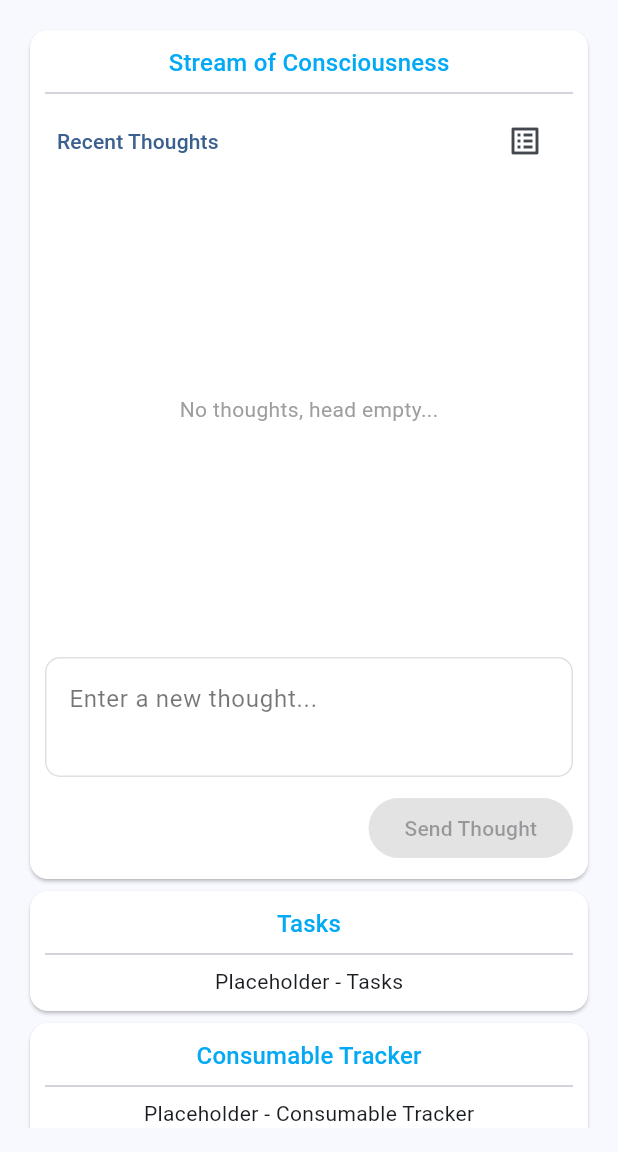
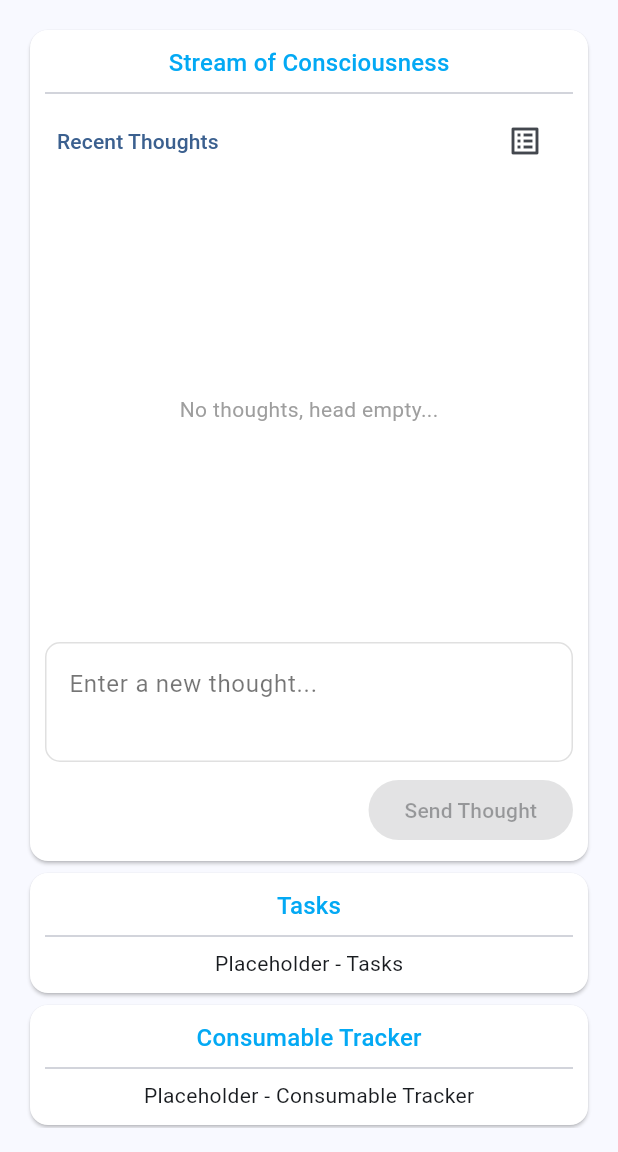
Before and after one commit to VanillaDevelop/cockpit, a Flutter app: the screen it shows once a user with an empty profile is signed in, on a phone screen of 412 x 824 dp, the part 84-1236 px from its top. Run offline on Flutter 3.47's test engine with Material 3 defaults, Android fonts, the light colour scheme and no system bars; our stand-ins replace another_flushbar, cloud_firestore, firebase_auth, firebase_core, flutter_dotenv; missing offline and left inert: firebase_ui_auth, firebase_ui_oauth_google; accounts and stored records are empty; statements that could not run were skipped.

Commit message:
Bunch more refactoring and cleanup

```diff
--- a/lib/components/app_scaffold.dart
+++ b/lib/components/app_scaffold.dart
@@ -1,14 +1,13 @@
 import 'package:firebase_auth/firebase_auth.dart';
 import 'package:flutter/material.dart';
 
+// A simple app scaffold that provides a consistent header for the main content
 class AppScaffold extends StatefulWidget {
   final Widget body;
-  final bool constrainHeight;
 
   const AppScaffold({
     super.key,
     required this.body,
-    this.constrainHeight = false,
   });
 
   @override
@@ -35,22 +34,9 @@ class _AppScaffoldState extends State<AppScaffold> {
       appBar: buildAppBar(context),
       body: Padding(
         padding: const EdgeInsets.all(16.0),
-        //On certain screens, we want to constrain the height of the body to the screen height
-        child: widget.constrainHeight
-            ? wrapWithHeightConstraint(widget.body)
-            : widget.body,
+        child: widget.body,
       ),
     );
-  }
-
-  // Wraps the child in a SizedBox with a height constraint
-  Widget wrapWithHeightConstraint(Widget child) {
-    return LayoutBuilder(builder: (context, constraints) {
-      return SizedBox(
-        height: constraints.maxHeight,
-        child: child,
-      );
-    });
   }
 
   // Builds the app bar
@@ -93,7 +79,7 @@ class _AppScaffoldState extends State<AppScaffold> {
   // Builds the trailing part of the app bar
   Text buildTrailingBar(BuildContext context) {
     return Text(
-      'Logged in as ${FirebaseAuth.instance.currentUser?.displayName ?? 'User'}',
+      'Logged in as ${FirebaseAuth.instance.currentUser?.displayName ?? 'unknown user'}',
       style: Theme.of(context).textTheme.titleMedium?.copyWith(
             color: Theme.of(context).colorScheme.onPrimary,
           ),
--- a/lib/components/feature_card.dart
+++ b/lib/components/feature_card.dart
@@ -1,30 +1,23 @@
 import 'package:flutter/material.dart';
 
+// A simple component that wraps a widget in a card with a title
 class FeatureCard extends StatelessWidget {
   final Widget child;
-  final Color color;
   final String title;
-  final bool constrainHeight;
 
   const FeatureCard({
     super.key,
     required this.child,
     required this.title,
-    this.color = Colors.white,
-    this.constrainHeight = false,
   });
 
   @override
   Widget build(BuildContext context) {
-    return LayoutBuilder(builder: (context, constraints) {
-      return SizedBox(
-        height: constrainHeight ? constraints.maxHeight : null,
-        child: Card(
-          color: color,
+    return Card(
+      color: Colors.white,
       child: Padding(
         padding: const EdgeInsets.all(10.0),
         child: Column(
-              mainAxisSize: MainAxisSize.min,
           children: [
             Text(
               title,
@@ -33,12 +26,10 @@ class FeatureCard extends StatelessWidget {
                   ),
             ),
             const Divider(),
-                constrainHeight ? Expanded(child: child) : child,
+            child
           ],
         ),
       ),
-        ),
     );
-    });
   }
 }
--- a/lib/components/responsive_grid.dart
+++ b/lib/components/responsive_grid.dart
@@ -1,6 +1,7 @@
 import 'package:flutter/material.dart';
 import 'package:flutter_staggered_grid_view/flutter_staggered_grid_view.dart';
 
+// A responsive grid that adjusts the number of columns based on the screen width
 class ResponsiveGrid extends StatelessWidget {
   final List<Widget> children;
   final double tabletBreakpoint;
@@ -8,17 +9,19 @@ class ResponsiveGrid extends StatelessWidget {
   final int mobileColumns;
   final int tabletColumns;
   final int desktopColumns;
-  final bool constrainHeight;
+  //If true, assigns a fixed size box to each child based on the screen height
+  //If false, the grid may overflow the current screen height
+  final bool adjustToScreenHeight;
 
   const ResponsiveGrid({
     super.key,
     required this.children,
+    required this.adjustToScreenHeight,
     this.tabletBreakpoint = 768,
     this.desktopBreakpoint = 1024,
     this.mobileColumns = 1,
     this.tabletColumns = 2,
     this.desktopColumns = 3,
-    this.constrainHeight = false,
   });
 
   @override
@@ -36,17 +39,20 @@ class ResponsiveGrid extends StatelessWidget {
           columns = desktopColumns;
         }
 
+        final int rows = (children.length / columns).ceil();
+        final double? height =
+            adjustToScreenHeight ? constraints.maxHeight / rows : null;
+
         return AlignedGridView.count(
-            shrinkWrap: constrainHeight,
           crossAxisCount: columns,
           itemCount: children.length,
           itemBuilder: (context, index) {
-              final int rows = (children.length / columns).ceil();
             return SizedBox(
-                height: constrainHeight ? constraints.maxHeight / rows : null,
+              height: height,
               child: children[index],
             );
-            });
+          },
+        );
       },
     );
   }
--- a/lib/features/stream_of_consciousness/consciousness_summary_card.dart
+++ b/lib/features/stream_of_consciousness/consciousness_summary_card.dart
@@ -1,4 +1,4 @@
-import 'package:cockpit/features/stream_of_consciousness/thought_history.dart';
+import 'package:cockpit/features/stream_of_consciousness/recent_thoughts.dart';
 import 'package:cockpit/features/stream_of_consciousness/thought_input.dart';
 import 'package:cockpit/models/stream_of_consciousness/thought.dart';
 import 'package:cockpit/utils/firestore.dart';
@@ -15,8 +15,8 @@ class ConsciousnessSummaryCard extends StatefulWidget {
 
 class _ConsciousnessSummaryCardState extends State<ConsciousnessSummaryCard> {
   // Thought history manages the list of thoughts so that it can handle the animation when a thought is added
-  final GlobalKey<ThoughtHistoryState> _thoughtHistoryKey =
-      GlobalKey<ThoughtHistoryState>();
+  final GlobalKey<RecentThoughtsState> _thoughtHistoryKey =
+      GlobalKey<RecentThoughtsState>();
 
   @override
   void initState() {
@@ -37,7 +37,7 @@ class _ConsciousnessSummaryCardState extends State<ConsciousnessSummaryCard> {
     return Column(
       crossAxisAlignment: CrossAxisAlignment.start,
       children: [
-        ThoughtHistory(key: _thoughtHistoryKey),
+        RecentThoughts(key: _thoughtHistoryKey),
         ThoughtInput(onThoughtAdded: _onThoughtAdded),
       ],
     );
--- a/lib/features/stream_of_consciousness/thought_history.dart
+++ b/lib/features/stream_of_consciousness/recent_thoughts.dart
@@ -3,16 +3,16 @@ import 'package:flutter/material.dart';
 import 'package:cockpit/features/stream_of_consciousness/thought_card.dart';
 
 // This component is used to display the last 3 thoughts overall, and to take in new input with an animation.
-class ThoughtHistory extends StatefulWidget {
-  const ThoughtHistory({
+class RecentThoughts extends StatefulWidget {
+  const RecentThoughts({
     super.key,
   });
 
   @override
-  ThoughtHistoryState createState() => ThoughtHistoryState();
+  RecentThoughtsState createState() => RecentThoughtsState();
 }
 
-class ThoughtHistoryState extends State<ThoughtHistory> {
+class RecentThoughtsState extends State<RecentThoughts> {
   final GlobalKey<AnimatedListState> _listKey = GlobalKey<AnimatedListState>();
   //This is the list of thoughts that is currently being displayed
   final List<Thought> _thoughts = [];
@@ -23,13 +23,9 @@ class ThoughtHistoryState extends State<ThoughtHistory> {
   }
 
   void addThought(Thought thought) {
-    //If list of thoughts is empty, set state so that the animated list displays
-    if (_thoughts.isEmpty) {
-      setState(() {});
-    }
-
-    //remove the oldest thought if the list is longer than 2
-    if (_thoughts.length > 2) {
+    //remove the oldest thought if the list already contains 3 thoughts
+    if (_thoughts.length == 3) {
+      //Remove without an animation, so that we can see the new thought appear
       _listKey.currentState?.removeItem(
           0, (context, animation) => ThoughtCard(thought: _thoughts[0]),
           duration: const Duration(milliseconds: 0));
@@ -37,11 +33,18 @@ class ThoughtHistoryState extends State<ThoughtHistory> {
       _thoughts.removeAt(0);
     }
 
+    //Add the new thought to the list
     _thoughts.add(thought);
+    //Add the new thought to the list with an animation
     _listKey.currentState?.insertItem(
       _thoughts.length - 1,
       duration: const Duration(milliseconds: 600),
     );
+
+    //If the list contains 1 thought, update the state so that the animated list displays
+    if (_thoughts.length == 1) {
+      setState(() {});
+    }
   }
 
   @override
@@ -49,7 +52,21 @@ class ThoughtHistoryState extends State<ThoughtHistory> {
     return Column(
       crossAxisAlignment: CrossAxisAlignment.start,
       children: [
-        Padding(
+        buildHeaderBar(context),
+        SizedBox(
+          //"Magic number" that is equivalent to 3 thoughts plus some spacing
+          height: 310,
+          child: _thoughts.isNotEmpty
+              ? buildThoughtSummary()
+              : buildEmptyThoughtPlaceholder(),
+        )
+      ],
+    );
+  }
+
+  // Builds the header bar with the title and a button to navigate to the full history
+  Widget buildHeaderBar(BuildContext context) {
+    return Padding(
       padding: const EdgeInsets.symmetric(horizontal: 8.0),
       child: Row(
         mainAxisAlignment: MainAxisAlignment.spaceBetween,
@@ -60,6 +77,7 @@ class ThoughtHistoryState extends State<ThoughtHistory> {
                   color: Theme.of(context).colorScheme.primary,
                 ),
           ),
+          //Button to navigate to the full history
           IconButton(
             onPressed: () {
               Navigator.pushNamed(context, '/thoughts');
@@ -69,17 +87,10 @@ class ThoughtHistoryState extends State<ThoughtHistory> {
           ),
         ],
       ),
-        ),
-        SizedBox(
-          height: 310,
-          child: _thoughts.isNotEmpty
-              ? buildThoughtSummary()
-              : buildEmptyThoughtPlaceholder(),
-        )
-      ],
     );
   }
 
+  // Builds the placeholder text that is displayed when there are no thoughts
   Widget buildEmptyThoughtPlaceholder() {
     return const Center(
       child: Text(
@@ -91,11 +102,14 @@ class ThoughtHistoryState extends State<ThoughtHistory> {
     );
   }
 
+  // Builds the animated list of thoughts
   Widget buildThoughtSummary() {
+    //ClipRect prevents the animation from extending beyond the container
     return ClipRect(
       child: AnimatedList(
         key: _listKey,
         initialItemCount: _thoughts.length,
+        // Slide in the new item from the bottom
         itemBuilder: (context, index, animation) => SlideTransition(
           position: Tween(
             begin: const Offset(0.0, 1.0),
--- a/lib/features/stream_of_consciousness/thought_input.dart
+++ b/lib/features/stream_of_consciousness/thought_input.dart
@@ -1,9 +1,10 @@
-import 'package:another_flushbar/flushbar.dart';
 import 'package:cockpit/models/stream_of_consciousness/thought.dart';
 import 'package:cockpit/utils/firestore.dart';
+import 'package:cockpit/utils/flutter_utils.dart';
 import 'package:flutter/material.dart';
 import 'package:flutter/services.dart';
 
+// This component is used to take in new thoughts, create them in Firestore, and pass the created thought to the parent component
 class ThoughtInput extends StatefulWidget {
   final Function(Thought) onThoughtAdded;
 
@@ -35,6 +36,7 @@ class _ThoughtInputState extends State<ThoughtInput> {
   }
 
   bool _handleKeyPress(KeyEvent event) {
+    // If the enter key is pressed, we submit the thought unless the shift key is also pressed.
     if (event.logicalKey == LogicalKeyboardKey.enter &&
         !HardwareKeyboard.instance.isShiftPressed &&
         !_isLoading) {
@@ -47,37 +49,34 @@ class _ThoughtInputState extends State<ThoughtInput> {
   @override
   Widget build(BuildContext context) {
     return Column(
+      crossAxisAlignment: CrossAxisAlignment.end,
       children: [
-        Padding(
-          padding: const EdgeInsets.symmetric(vertical: 10.0),
-          child: TextField(
+        TextField(
           controller: _textController,
-            textInputAction: TextInputAction.newline,
+          // Handle mobile keyboard input when the enter key is pressed
+          textInputAction: TextInputAction.send,
+          onSubmitted: (_) => sendThought(_textController.text),
           keyboardType: TextInputType.multiline,
-            onSubmitted: null,
           decoration: InputDecoration(
+            // Consistent text box border styling
             enabledBorder: buildTextBoxBorder(),
             focusedBorder: buildTextBoxBorder(),
+            // Placeholder text
             hintText: 'Enter a new thought...',
             hintStyle: const TextStyle(
               color: Colors.black54,
             ),
           ),
+          // Size of the input text box
           maxLines: 2,
         ),
-        ),
-        Align(
-          alignment: Alignment.centerRight,
-          child: SizedBox(
-            child: ElevatedButton(
+        const SizedBox(height: 8),
+        ElevatedButton(
+          // Only enable the button if the text is not empty and the loading state is not active
           onPressed: (_isLoading || _textController.text.isEmpty)
               ? null
-                  : () {
-                      sendThought(_textController.text);
-                    },
+              : () => sendThought(_textController.text),
           child: const Text('Send Thought'),
-            ),
-          ),
         ),
       ],
     );
@@ -93,47 +92,41 @@ class _ThoughtInputState extends State<ThoughtInput> {
     );
   }
 
+  // Sends the thought to Firestore, updates the UI and passes the thought to the parent component
   void sendThought(String thoughtContent) async {
     if (thoughtContent.isEmpty) return;
+    if (_isLoading) return;
 
     setState(() {
       _isLoading = true;
     });
 
+    // Create the thought object
     final thought = Thought(
       content: thoughtContent,
     );
 
+    // Add the thought to Firestore
     bool success = await addThought(thought);
     if (success) {
+      // Pass the thought to the parent component and clear the text box
       widget.onThoughtAdded(thought);
+      // Clear the text box and reset the loading state
       setState(() {
         _textController.clear();
         _isLoading = false;
       });
-    } else {
-      showError(
-          'An error occurred while trying to save the thought...Please try again later!');
-    }
     }
 
-  void showError(String message) {
-    Flushbar(
-      title: 'Error',
-      message: message,
-      icon: const Icon(
-        Icons.error_outline,
-        color: Colors.red,
-      ),
-      leftBarIndicatorColor: Colors.red,
-      duration: const Duration(seconds: 3),
-      onStatusChanged: (status) {
-        if (status == FlushbarStatus.DISMISSED) {
+    // Show an error message if the thought was not saved, re-enable button when dismissed
+    if (!success && mounted) {
+      showError(context,
+          'An error occurred while trying to save the thought...Please try again later!',
+          onDismiss: () {
         setState(() {
           _isLoading = false;
         });
-        }
-      },
-    ).show(context);
+      });
     }
   }
+}
--- a/lib/pages/home_page.dart
+++ b/lib/pages/home_page.dart
@@ -10,7 +10,9 @@ class HomePage extends StatelessWidget {
   @override
   Widget build(BuildContext context) {
     return const AppScaffold(
-      body: ResponsiveGrid(children: [
+      body: ResponsiveGrid(
+        adjustToScreenHeight: false,
+        children: [
           FeatureCard(
             title: 'Stream of Consciousness',
             child: ConsciousnessSummaryCard(),
@@ -35,7 +37,8 @@ class HomePage extends StatelessWidget {
             title: 'Finance Tracker',
             child: Text('Placeholder - Finance Tracker'),
           ),
-      ]),
+        ],
+      ),
     );
   }
 }
```
Also changed, not shown: lib/features/stream_of_consciousness/thought_card.dart (+15 -13 lines), lib/features/stream_of_consciousness/thought_container.dart (+13 -9 lines), lib/pages/consciousness_overview_page.dart (+17 -15 lines), lib/utils/flutter_utils.dart (added, +24 -0 lines). Lines whose indentation alone changed are shown as unchanged.
